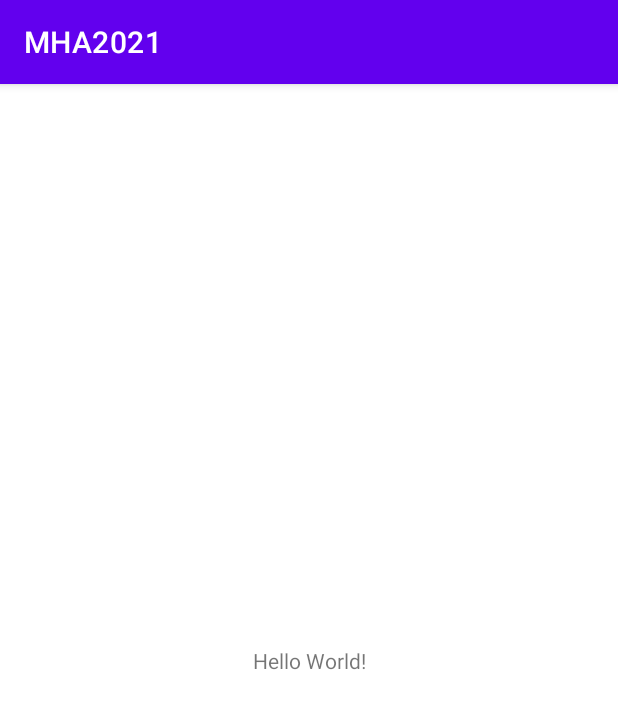
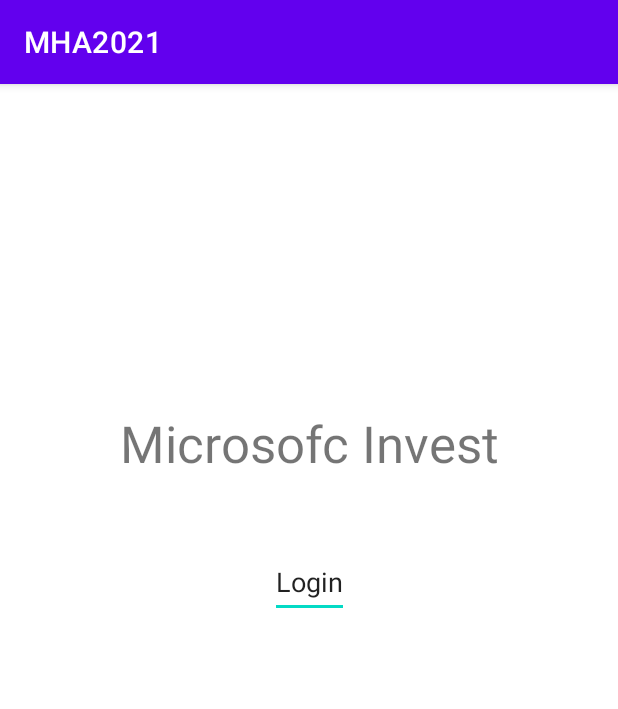
Before and after one commit to AndreyMAI-github/HMA_2021, an Android app: the screen it shows after launch (MainActivity), on a phone screen of 412 x 824 dp. Shown: the top 709 px of the screen. Run offline under Robolectric (Android 15) with nearby library versions, the phone set to English and light mode, and no system bars.

Commit message:
Append Project 2??

```diff
--- a/app/android/app/src/main/res/layout/activity_main.xml
+++ b/app/android/app/src/main/res/layout/activity_main.xml
@@ -7,12 +7,28 @@
     tools:context=".MainActivity">
 
     <TextView
+        android:id="@+id/textView"
         android:layout_width="wrap_content"
         android:layout_height="wrap_content"
-        android:text="Hello World!"
+        android:text="@string/team_app_logo_name"
+        android:textSize="34sp"
         app:layout_constraintBottom_toBottomOf="parent"
         app:layout_constraintLeft_toLeftOf="parent"
         app:layout_constraintRight_toRightOf="parent"
-        app:layout_constraintTop_toTopOf="parent" />
+        app:layout_constraintTop_toTopOf="parent"
+        app:layout_constraintVertical_bias="0.3" />
+
+    <AutoCompleteTextView
+        android:id="@+id/autoCompleteTextView"
+        android:layout_width="wrap_content"
+        android:layout_height="wrap_content"
+        android:minWidth="48dp"
+        android:minHeight="48dp"
+        android:text="@string/login_string"
+        app:layout_constraintBottom_toBottomOf="parent"
+        app:layout_constraintEnd_toEndOf="parent"
+        app:layout_constraintStart_toStartOf="parent"
+        app:layout_constraintTop_toBottomOf="@+id/textView"
+        app:layout_constraintVertical_bias="0.1" />
 
 </androidx.constraintlayout.widget.ConstraintLayout>
--- a/app/android/app/src/main/res/values/strings.xml
+++ b/app/android/app/src/main/res/values/strings.xml
@@ -1,3 +1,6 @@
 <resources>
     <string name="app_name">MHA2021</string>
+    <string name="team_app_logo_name">Microsofc Invest</string>
+    <string name="login_string">Login</string>
+    <string name="register_string">Register</string>
 </resources>
```
